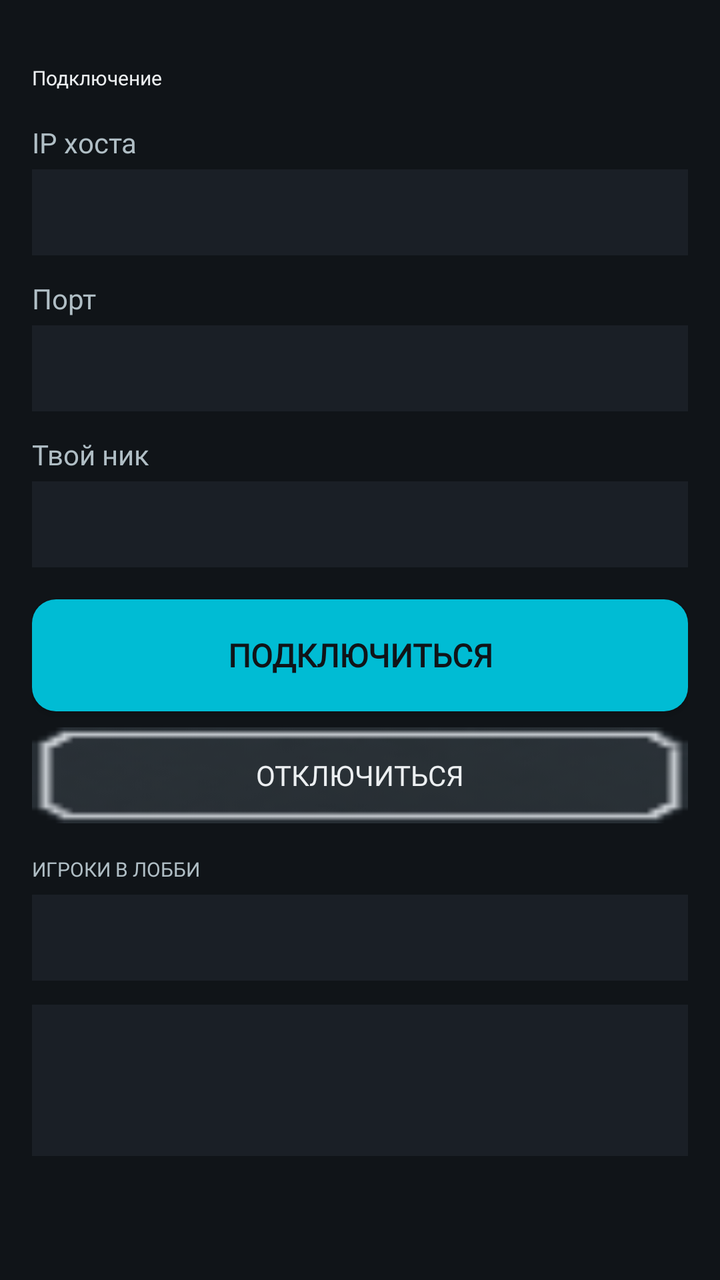
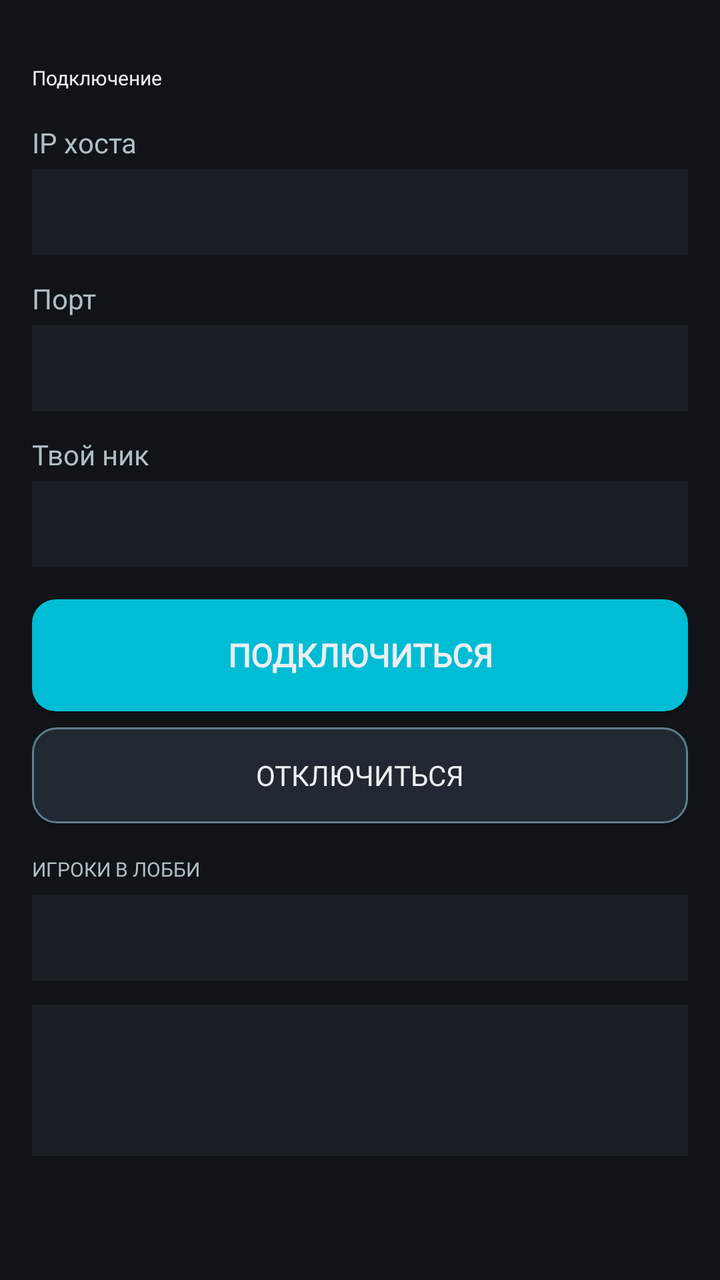

Two renders of the same Android screen: before a commit and after it. Below are the layout's source before the change and the commit's diff.
<!-- AndroidManifest.xml: application theme Theme.MinesweeperEvolution -->
<!-- res/layout/activity_join_client.xml -->
<?xml version="1.0" encoding="utf-8"?>
<ScrollView xmlns:android="http://schemas.android.com/apk/res/android"
    android:layout_width="match_parent"
    android:layout_height="match_parent"
    android:background="@color/bg_dark"
    android:fillViewport="true">

    <LinearLayout
        android:layout_width="match_parent"
        android:layout_height="wrap_content"
        android:orientation="vertical"
        android:padding="16dp">

        <TextView
            android:layout_width="wrap_content"
            android:layout_height="wrap_content"
            android:text="@string/mp_join_title"
            android:fontFamily="@font/press_start_2p"
            android:textColor="@color/text_primary"
            android:textSize="10sp"
            android:layout_marginTop="16dp"
            android:layout_marginBottom="16dp" />

        <TextView
            android:layout_width="wrap_content"
            android:layout_height="wrap_content"
            android:text="@string/mp_host_ip_hint"
            android:fontFamily="@font/vt323"
            android:textColor="@color/text_secondary"
            android:textSize="14sp"
            android:layout_marginBottom="4dp" />

        <EditText
            android:id="@+id/etHostIp"
            android:layout_width="match_parent"
            android:layout_height="wrap_content"
            android:background="@color/bg_panel"
            android:padding="12dp"
            android:textColor="@color/text_primary"
            android:textColorHint="@color/text_dim"
            android:textSize="14sp"
            android:inputType="text"
            android:fontFamily="monospace"
            android:layout_marginBottom="12dp" />

        <TextView
            android:layout_width="wrap_content"
            android:layout_height="wrap_content"
            android:text="@string/mp_port_hint"
            android:fontFamily="@font/vt323"
            android:textColor="@color/text_secondary"
            android:textSize="14sp"
            android:layout_marginBottom="4dp" />

        <EditText
            android:id="@+id/etHostPort"
            android:layout_width="match_parent"
            android:layout_height="wrap_content"
            android:background="@color/bg_panel"
            android:padding="12dp"
            android:textColor="@color/text_primary"
            android:textColorHint="@color/text_dim"
            android:textSize="14sp"
            android:inputType="number"
            android:layout_marginBottom="12dp" />

        <TextView
            android:layout_width="wrap_content"
            android:layout_height="wrap_content"
            android:text="@string/mp_nickname_hint"
            android:fontFamily="@font/vt323"
            android:textColor="@color/text_secondary"
            android:textSize="14sp"
            android:layout_marginBottom="4dp" />

        <EditText
            android:id="@+id/etNick"
            android:layout_width="match_parent"
            android:layout_height="wrap_content"
            android:background="@color/bg_panel"
            android:padding="12dp"
            android:textColor="@color/text_primary"
            android:textColorHint="@color/text_dim"
            android:textSize="14sp"
            android:inputType="text"
            android:maxLength="20"
            android:layout_marginBottom="16dp" />

        <Button
            android:id="@+id/btnConnect"
            android:layout_width="match_parent"
            android:layout_height="56dp"
            android:background="@drawable/bg_button_primary"
            android:fontFamily="@font/pixelify_sans"
            android:text="@string/mp_connect"
            android:textColor="@color/bg_dark"
            android:textSize="16sp"
            android:textStyle="bold"
            android:layout_marginBottom="8dp" />

        <Button
            android:id="@+id/btnDisconnect"
            android:layout_width="match_parent"
            android:layout_height="48dp"
            android:background="@drawable/ui_button_normal"
            android:fontFamily="@font/pixelify_sans"
            android:text="@string/mp_disconnect"
            android:textColor="@color/text_primary"
            android:textSize="14sp"
            android:layout_marginBottom="16dp" />

        
        <TextView
            android:layout_width="wrap_content"
            android:layout_height="wrap_content"
            android:text="@string/section_players"
            android:fontFamily="@font/press_start_2p"
            android:textColor="@color/text_secondary"
            android:textSize="10sp"
            android:layout_marginBottom="6dp" />

        <TextView
            android:id="@+id/tvLobbyPlayers"
            android:layout_width="match_parent"
            android:layout_height="wrap_content"
            android:background="@color/bg_panel"
            android:padding="12dp"
            android:textColor="@color/text_primary"
            android:fontFamily="@font/vt323"
            android:textSize="14sp"
            android:layout_marginBottom="12dp" />

        
        <TextView
            android:id="@+id/tvJoinLog"
            android:layout_width="match_parent"
            android:layout_height="wrap_content"
            android:background="@color/bg_panel"
            android:padding="12dp"
            android:textColor="@color/text_secondary"
            android:textSize="14sp"
            android:fontFamily="@font/vt323"
            android:minLines="3" />

    </LinearLayout>
</ScrollView>
<!-- resources referenced by this layout -->
<resources>
  <color name="bg_dark">#FF101418</color>
  <color name="bg_panel">#FF1A1F26</color>
  <color name="text_dim">#FF607D8B</color>
  <color name="text_primary">#FFECEFF1</color>
  <color name="text_secondary">#FFB0BEC5</color>
  <!-- drawable bg_button_primary (drawable) -->
  <?xml version="1.0" encoding="utf-8"?>
  <selector xmlns:android="http://schemas.android.com/apk/res/android">
      
      <item android:state_pressed="true">
          <shape android:shape="rectangle">
              <solid android:color="@color/accent_2"/>
              <corners android:radius="12dp"/>
          </shape>
      </item>
      
      <item>
          <shape android:shape="rectangle">
              <solid android:color="@color/accent"/>
              <corners android:radius="12dp"/>
          </shape>
      </item>
  </selector>
  <!-- drawable ui_button_normal: png bitmap (drawable, 1182 bytes) -->
  <string name="mp_connect">Подключиться</string>
  <string name="mp_disconnect">Отключиться</string>
  <string name="mp_host_ip_hint">IP хоста</string>
  <string name="mp_join_title">Подключение</string>
  <string name="mp_nickname_hint">Твой ник</string>
  <string name="mp_port_hint">Порт</string>
  <string name="section_players">ИГРОКИ В ЛОББИ</string>
  <style name="Theme.MinesweeperEvolution" parent="Theme.AppCompat.NoActionBar">
          <item name="colorPrimary">@color/accent</item>
          <item name="colorPrimaryDark">@color/accent_2</item>
          <item name="colorAccent">@color/accent</item>
          <item name="android:windowBackground">@color/bg_dark</item>
          <item name="android:textColorPrimary">@color/text_primary</item>
          <item name="android:textColorSecondary">@color/text_secondary</item>
          <item name="android:statusBarColor" tools:targetApi="l">@color/bg_dark</item>
          
          <item name="android:alertDialogTheme">@style/Theme.MinesweeperDialog</item>
          <item name="alertDialogTheme">@style/Theme.MinesweeperDialog</item>
      </style>
  <color name="accent_2">#FF26C6DA</color>
  <color name="accent">#FF00BCD4</color>
  <style name="Theme.MinesweeperDialog" parent="Theme.AppCompat.Dialog.Alert">
          <item name="android:windowBackground">@color/bg_panel</item>
          <item name="android:textColorPrimary">@color/text_primary</item>
          <item name="android:textColorSecondary">@color/text_secondary</item>
          <item name="colorAccent">@color/accent</item>
          <item name="android:buttonBarButtonStyle">@style/Widget.DialogButton</item>
      </style>
  <style name="Widget.DialogButton" parent="Widget.AppCompat.Button.ButtonBar.AlertDialog">
          <item name="android:textColor">@color/accent</item>
      </style>
</resources>

<!-- the commit's change to res/layout/activity_join_client.xml (unified diff, before → after) -->
@@ -93,7 +93,7 @@
             android:background="@drawable/bg_button_primary"
             android:fontFamily="@font/pixelify_sans"
             android:text="@string/mp_connect"
-            android:textColor="@color/bg_dark"
+            android:textColor="@color/text_primary"
             android:textSize="16sp"
             android:textStyle="bold"
             android:layout_marginBottom="8dp" />
@@ -102,7 +102,7 @@
             android:id="@+id/btnDisconnect"
             android:layout_width="match_parent"
             android:layout_height="48dp"
-            android:background="@drawable/ui_button_normal"
+            android:background="@drawable/bg_button_secondary"
             android:fontFamily="@font/pixelify_sans"
             android:text="@string/mp_disconnect"
             android:textColor="@color/text_primary"
<!-- resource entries referenced after the edit -->
@@ -23,7 +23,34 @@
           </shape>
       </item>
   </selector>
-  <!-- drawable ui_button_normal: png bitmap (drawable, 1182 bytes) -->
+  <!-- drawable bg_button_secondary (drawable) -->
+  <?xml version="1.0" encoding="utf-8"?>
+  <selector xmlns:android="http://schemas.android.com/apk/res/android">
+      
+      <item android:state_selected="true">
+          <shape android:shape="rectangle">
+              <solid android:color="@color/accent"/>
+              <corners android:radius="12dp"/>
+              <stroke android:width="1dp" android:color="@color/accent_2"/>
+          </shape>
+      </item>
+      
+      <item android:state_pressed="true">
+          <shape android:shape="rectangle">
+              <solid android:color="@color/bg_panel_alt"/>
+              <corners android:radius="12dp"/>
+              <stroke android:width="2dp" android:color="@color/accent"/>
+          </shape>
+      </item>
+      
+      <item>
+          <shape android:shape="rectangle">
+              <solid android:color="@color/bg_panel_alt"/>
+              <corners android:radius="12dp"/>
+              <stroke android:width="1dp" android:color="@color/text_dim"/>
+          </shape>
+      </item>
+  </selector>
   <string name="mp_connect">Подключиться</string>
   <string name="mp_disconnect">Отключиться</string>
   <string name="mp_host_ip_hint">IP хоста</string>
@@ -45,6 +72,7 @@
       </style>
   <color name="accent_2">#FF26C6DA</color>
   <color name="accent">#FF00BCD4</color>
+  <color name="bg_panel_alt">#FF222831</color>
   <style name="Theme.MinesweeperDialog" parent="Theme.AppCompat.Dialog.Alert">
           <item name="android:windowBackground">@color/bg_panel</item>
           <item name="android:textColorPrimary">@color/text_primary</item>
